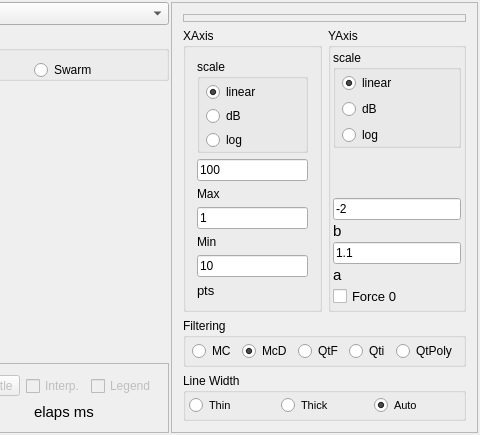
Before: the Qt Designer form MainWindow.ui in max-privato/TestCLineChart, drawn with Qt 5; both pictures show x 237 to 717 and y 0 to 435 of the 717 by 435 pixel window.
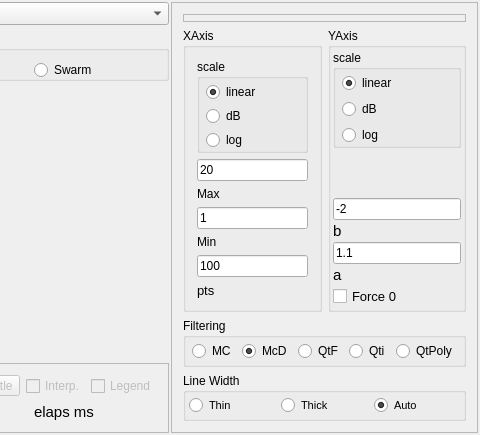
After: the same form once the commit is applied. Custom widgets are drawn as their Qt base class.

```diff
--- a/MainWindow.ui
+++ b/MainWindow.ui
@@ -542,7 +542,7 @@
                </font>
               </property>
               <property name="text">
-               <string>100</string>
+               <string>20</string>
               </property>
              </widget>
             </item>
@@ -625,7 +625,7 @@
                </font>
               </property>
               <property name="text">
-               <string>10</string>
+               <string>100</string>
               </property>
              </widget>
             </item>
```
